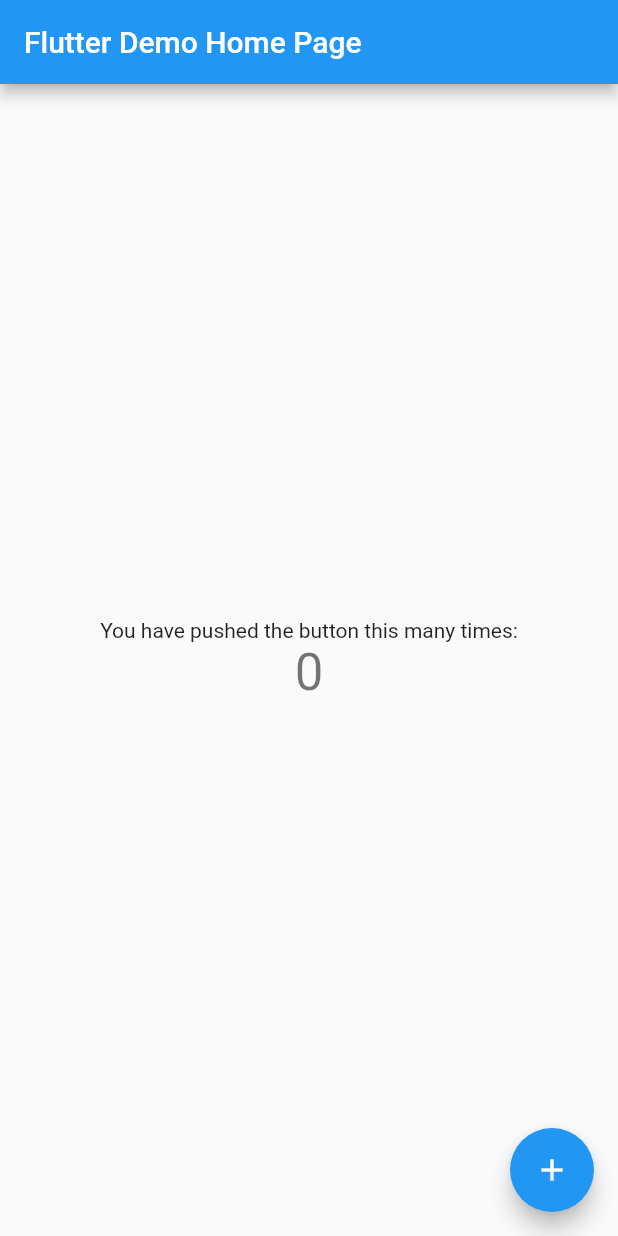
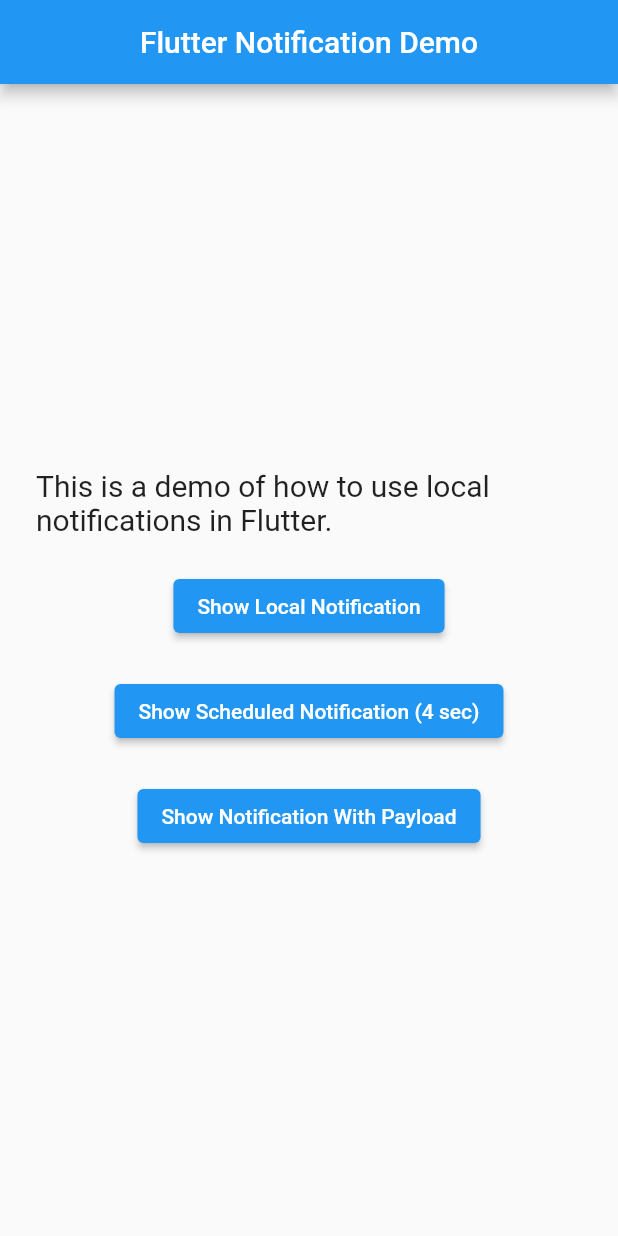
Before and after one commit to zxsylph/flutter-101, a Flutter app: the screen it shows after launch, on a phone screen of 412 x 824 dp. Run offline on Flutter 3.47's test engine with Material 2 defaults, Android fonts, the phone set to English and light mode, and no system bars; our stand-ins replace flutter_local_notifications, rxdart, timezone.

Commit message:
ทดสอบ local local_noti

```diff
--- a/lib/main.dart
+++ b/lib/main.dart
@@ -1,4 +1,6 @@
 import 'package:flutter/material.dart';
+
+import 'screens/home.dart';
 
 void main() {
   runApp(const MyApp());
@@ -7,109 +9,14 @@
 class MyApp extends StatelessWidget {
   const MyApp({Key? key}) : super(key: key);
 
-  // This widget is the root of your application.
   @override
   Widget build(BuildContext context) {
     return MaterialApp(
       title: 'Flutter Demo',
       theme: ThemeData(
-        // This is the theme of your application.
-        //
-        // Try running your application with "flutter run". You'll see the
-        // application has a blue toolbar. Then, without quitting the app, try
-        // changing the primarySwatch below to Colors.green and then invoke
-        // "hot reload" (press "r" in the console where you ran "flutter run",
-        // or simply save your changes to "hot reload" in a Flutter IDE).
-        // Notice that the counter didn't reset back to zero; the application
-        // is not restarted.
         primarySwatch: Colors.blue,
       ),
-      home: const MyHomePage(title: 'Flutter Demo Home Page'),
+      home: const Home(),
     );
   }
 }
-
-class MyHomePage extends StatefulWidget {
-  const MyHomePage({Key? key, required this.title}) : super(key: key);
-
-  // This widget is the home page of your application. It is stateful, meaning
-  // that it has a State object (defined below) that contains fields that affect
-  // how it looks.
-
-  // This class is the configuration for the state. It holds the values (in this
-  // case the title) provided by the parent (in this case the App widget) and
-  // used by the build method of the State. Fields in a Widget subclass are
-  // always marked "final".
-
-  final String title;
-
-  @override
-  State<MyHomePage> createState() => _MyHomePageState();
-}
-
-class _MyHomePageState extends State<MyHomePage> {
-  int _counter = 0;
-
-  void _incrementCounter() {
-    setState(() {
-      // This call to setState tells the Flutter framework that something has
-      // changed in this State, which causes it to rerun the build method below
-      // so that the display can reflect the updated values. If we changed
-      // _counter without calling setState(), then the build method would not be
-      // called again, and so nothing would appear to happen.
-      _counter++;
-    });
-  }
-
-  @override
-  Widget build(BuildContext context) {
-    // This method is rerun every time setState is called, for instance as done
-    // by the _incrementCounter method above.
-    //
-    // The Flutter framework has been optimized to make rerunning build methods
-    // fast, so that you can just rebuild anything that needs updating rather
-    // than having to individually change instances of widgets.
-    return Scaffold(
-      appBar: AppBar(
-        // Here we take the value from the MyHomePage object that was created by
-        // the App.build method, and use it to set our appbar title.
-        title: Text(widget.title),
-      ),
-      body: Center(
-        // Center is a layout widget. It takes a single child and positions it
-        // in the middle of the parent.
-        child: Column(
-          // Column is also a layout widget. It takes a list of children and
-          // arranges them vertically. By default, it sizes itself to fit its
-          // children horizontally, and tries to be as tall as its parent.
-          //
-          // Invoke "debug painting" (press "p" in the console, choose the
-          // "Toggle Debug Paint" action from the Flutter Inspector in Android
-          // Studio, or the "Toggle Debug Paint" command in Visual Studio Code)
-          // to see the wireframe for each widget.
-          //
-          // Column has various properties to control how it sizes itself and
-          // how it positions its children. Here we use mainAxisAlignment to
-          // center the children vertically; the main axis here is the vertical
-          // axis because Columns are vertical (the cross axis would be
-          // horizontal).
-          mainAxisAlignment: MainAxisAlignment.center,
-          children: <Widget>[
-            const Text(
-              'You have pushed the button this many times:',
-            ),
-            Text(
-              '$_counter',
-              style: Theme.of(context).textTheme.headline4,
-            ),
-          ],
-        ),
-      ),
-      floatingActionButton: FloatingActionButton(
-        onPressed: _incrementCounter,
-        tooltip: 'Increment',
-        child: const Icon(Icons.add),
-      ), // This trailing comma makes auto-formatting nicer for build methods.
-    );
-  }
-}
--- /dev/null
+++ b/lib/screens/home.dart
@@ -0,0 +1,97 @@
+import 'package:flutter/material.dart';
+import 'package:flutter_101/screens/second_screen.dart';
+import 'package:flutter_101/services/local_notification_service.dart';
+
+class Home extends StatefulWidget {
+  const Home({Key? key}) : super(key: key);
+
+  @override
+  State<Home> createState() => _HomeState();
+}
+
+class _HomeState extends State<Home> {
+  // late ไม่ใช่ null แต่ยังไม่ใช่ตอนนี้
+  late final LocalNotificationService service;
+
+  @override
+  void initState() {
+    service = LocalNotificationService();
+    service.intialize();
+    listenToNotification();
+    super.initState();
+  }
+
+  @override
+  Widget build(BuildContext context) {
+    return Scaffold(
+      appBar: AppBar(
+        title: const Text('Flutter Notification Demo'),
+        centerTitle: true,
+      ),
+      body: SafeArea(
+        child: Padding(
+          padding: const EdgeInsets.all(24.0),
+          child: Center(
+            child: SizedBox(
+              height: 300,
+              child: Column(
+                crossAxisAlignment: CrossAxisAlignment.center,
+                mainAxisAlignment: MainAxisAlignment.spaceEvenly,
+                children: [
+                  const Text(
+                    'This is a demo of how to use local notifications in Flutter.',
+                    style: TextStyle(fontSize: 20),
+                  ),
+                  ElevatedButton(
+                    onPressed: () async {
+                      await service.showNotification(
+                          id: 0,
+                          title: 'Notification Title',
+                          body: 'Some body');
+                    },
+                    child: const Text('Show Local Notification'),
+                  ),
+                  ElevatedButton(
+                    onPressed: () async {
+                      await service.showScheduledNotification(
+                        id: 0,
+                        title: 'Notification Title',
+                        body: 'Some body',
+                        seconds: 4,
+                      );
+                    },
+                    child: const Text('Show Scheduled Notification (4 sec)'),
+                  ),
+                  ElevatedButton(
+                    onPressed: () async {
+                      await service.showNotificationWithPayload(
+                          id: 0,
+                          title: 'Notification Title',
+                          body: 'Some body',
+                          payload: 'payload navigation');
+                    },
+                    child: const Text('Show Notification With Payload'),
+                  ),
+                ],
+              ),
+            ),
+          ),
+        ),
+      ),
+    );
+  }
+
+  void listenToNotification() =>
+      service.onNotificationClick.stream.listen(onNoticationListener);
+
+  void onNoticationListener(String? payload) {
+    if (payload != null && payload.isNotEmpty) {
+      print('payload $payload');
+
+      Navigator.push(
+          context,
+          MaterialPageRoute(
+              builder: ((context) => SecondScreen(payload: payload))));
+    }
+  }
+}
--- a/pubspec.yaml
+++ b/pubspec.yaml
@@ -34,6 +34,9 @@
   # The following adds the Cupertino Icons font to your application.
   # Use with the CupertinoIcons class for iOS style icons.
   cupertino_icons: ^1.0.2
+  flutter_local_notifications: ^9.9.1
+  rxdart: ^0.27.5
+  timezone: ^0.8.0
 
 dev_dependencies:
   flutter_test:
```
Also changed, not shown: lib/screens/second_screen.dart (added, +26 -0 lines), lib/services/local_notification_service.dart (added, +113 -0 lines), pubspec.lock, 3 other files.
